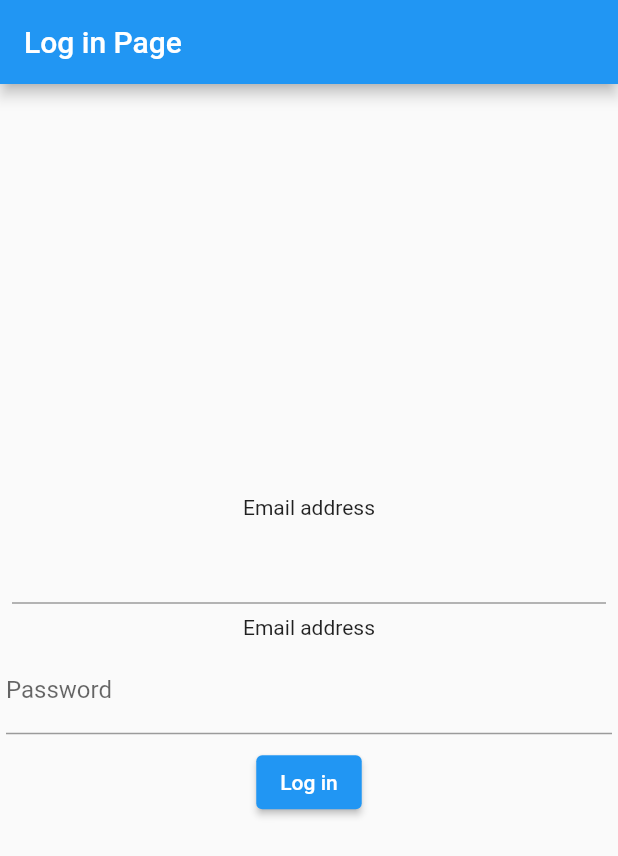
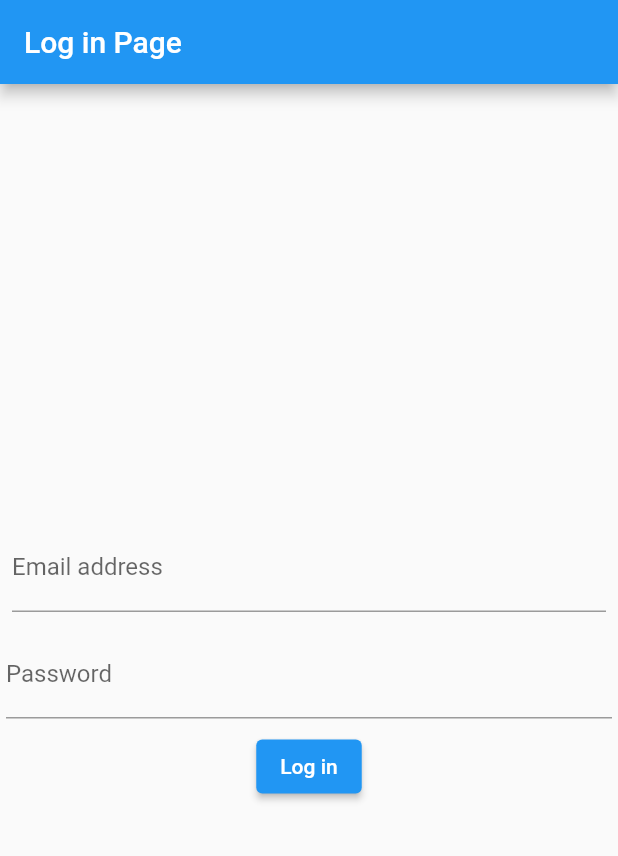
Before and after one commit to nicoitorma/barcode_attendance, a Flutter app: the screen it shows after launch, on a phone screen of 412 x 824 dp. Shown: the top 856 px of the screen. Run offline on Flutter 3.47's test engine with Material 2 defaults, Android fonts, the light colour scheme and no system bars; our stand-ins replace floor, sqflite; missing offline and left inert: flutter_barcode_scanner; accounts and stored records are empty; generated files the repository leaves out were written again.

Commit message:
added new layouts

```diff
--- a/lib/Views/AttendancePage.dart
+++ b/lib/Views/AttendancePage.dart
@@ -1,7 +1,7 @@
 import 'package:barcode_attendance/Models/DataModels/Attendance.dart';
 import 'package:barcode_attendance/ViewModels/DataAccessObjects/attendance_dao.dart';
 import 'package:barcode_attendance/Views/StudentPage.dart';
-import 'package:barcode_attendance/constants_strings.dart';
+import 'package:barcode_attendance/Resources/constants_strings.dart';
 import 'package:flutter/material.dart';
 
 class AttendancePage extends StatelessWidget {
--- a/lib/Views/LogIn.dart
+++ b/lib/Views/LogIn.dart
@@ -1,5 +1,5 @@
 import 'package:barcode_attendance/Views/StudentPage.dart';
-import 'package:barcode_attendance/constants_strings.dart';
+import 'package:barcode_attendance/Resources/constants_strings.dart';
 import 'package:flutter/material.dart';
 
 class LoginPage extends StatelessWidget {
@@ -55,23 +55,26 @@ class _MyLoginPageState extends State<MyLoginPage> {
             child: Column(
               mainAxisSize: MainAxisSize.min,
               children: <Widget>[
-                const Text(EMAIL_ADDRESS),
                 Padding(
                   padding: const EdgeInsets.all(8.0),
                   child: TextFormField(
                     controller: email,
+                    decoration: const InputDecoration(
+                        hintText: "email@example.com",
+                        labelText: EMAIL_ADDRESS),
                     validator: (value) {
                       if (value!.isEmpty) {
+                        //checks if text field is empty
                         return INVALID_EMAIL;
                       }
                       if (value.contains('@')) {
+                        //checks if may @ yung email
                         return INVALID_EMAIL;
                       }
                       return null;
                     },
                   ),
                 ),
-                const Text(EMAIL_ADDRESS),
                 Padding(
                   padding: const EdgeInsets.all(4.0),
                   child: TextFormField(
@@ -84,7 +87,7 @@ class _MyLoginPageState extends State<MyLoginPage> {
                     },
                     obscureText: true,
                     decoration: const InputDecoration(
-                        hintText: "Enter Password Here", labelText: "Password"),
+                        hintText: "Enter Password Here", labelText: PASSWORD),
                   ),
                 ),
                 Padding(
@@ -92,17 +95,18 @@ class _MyLoginPageState extends State<MyLoginPage> {
                   child: ElevatedButton(
                     child: const Text("Log in"),
                     onPressed: () {
+                      //magreredirect siya somewhere in this case sa StudentPage
                       Navigator.push(
                           context,
                           MaterialPageRoute(
                               builder: (context) => const StudentPage()));
-                      if (formKey.currentState!.validate()) {
-                        formKey.currentState?.save();
+                      // if (formKey.currentState!.validate()) {
+                      //   formKey.currentState?.save();
 
-                        //Log in the user
+                      //   //Log in the user
 
-                        setState(() {}); //reloads the UI state
-                      }
+                      //   setState(() {}); //reloads the UI state
+                      // }
                     },
                   ),
                 )
```
Also changed, not shown: lib/Models/DataModels/UserAccount.dart (added), lib/Resources/constants_strings.dart (renamed from lib/constants_strings.dart), lib/Views/Signup.dart (added).
